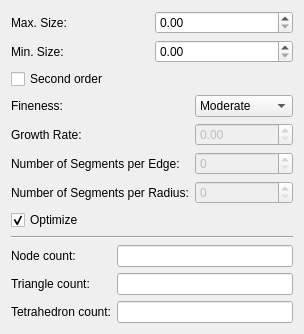
The window that src/Mod/Fem/Gui/TaskTetParameter.ui (southseact-3d/fcd) describes before a commit, drawn with Qt 5.
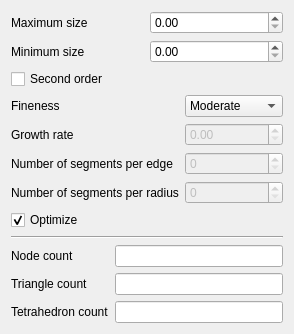
The same window after the commit.

Patch:
```diff
--- a/src/Mod/Fem/Gui/TaskTetParameter.ui
+++ b/src/Mod/Fem/Gui/TaskTetParameter.ui
@@ -25,7 +25,7 @@
      <item>
       <widget class="QLabel" name="maxSizeLabel">
        <property name="text">
-        <string>Max. Size:</string>
+        <string>Maximum size</string>
        </property>
       </widget>
      </item>
@@ -43,7 +43,7 @@
      <item>
       <widget class="QLabel" name="label">
        <property name="text">
-        <string>Min. Size:</string>
+        <string>Minimum size</string>
        </property>
       </widget>
      </item>
@@ -68,7 +68,7 @@
      <item row="0" column="0">
       <widget class="QLabel" name="label_2">
        <property name="text">
-        <string>Fineness:</string>
+        <string>Fineness</string>
        </property>
       </widget>
      </item>
@@ -112,7 +112,7 @@
      <item row="1" column="0">
       <widget class="QLabel" name="label_3">
        <property name="text">
-        <string>Growth Rate:</string>
+        <string>Growth rate</string>
        </property>
       </widget>
      </item>
@@ -126,7 +126,7 @@
      <item row="2" column="0">
       <widget class="QLabel" name="label_4">
        <property name="text">
-        <string>Number of Segments per Edge:</string>
+        <string>Number of segments per edge</string>
        </property>
       </widget>
      </item>
@@ -143,7 +143,7 @@
      <item row="3" column="0">
       <widget class="QLabel" name="label_5">
        <property name="text">
-        <string>Number of Segments per Radius:</string>
+        <string>Number of segments per radius</string>
        </property>
       </widget>
      </item>
@@ -181,7 +181,7 @@
      <item row="0" column="0">
       <widget class="QLabel" name="label_6">
        <property name="text">
-        <string>Node count:</string>
+        <string>Node count</string>
        </property>
       </widget>
      </item>
@@ -195,7 +195,7 @@
      <item row="1" column="0">
       <widget class="QLabel" name="label_7">
        <property name="text">
-        <string>Triangle count:</string>
+        <string>Triangle count</string>
        </property>
       </widget>
      </item>
@@ -209,7 +209,7 @@
      <item row="2" column="0">
       <widget class="QLabel" name="label_9">
        <property name="text">
-        <string>Tetrahedron count:</string>
+        <string>Tetrahedron count</string>
        </property>
       </widget>
      </item>
```
